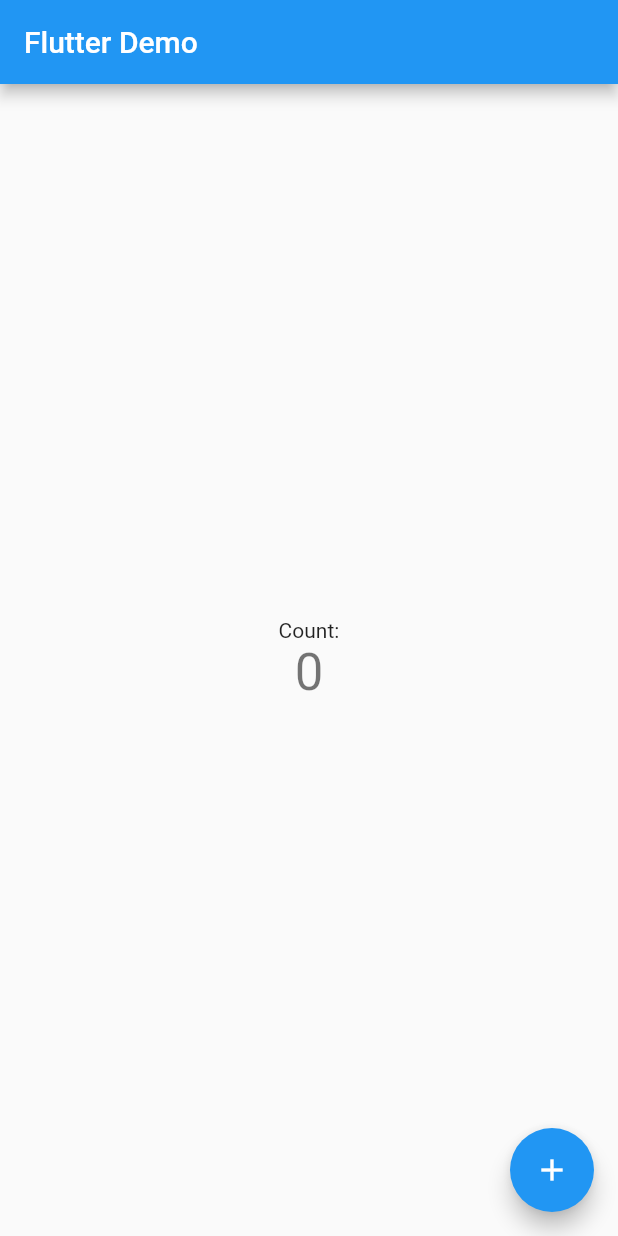
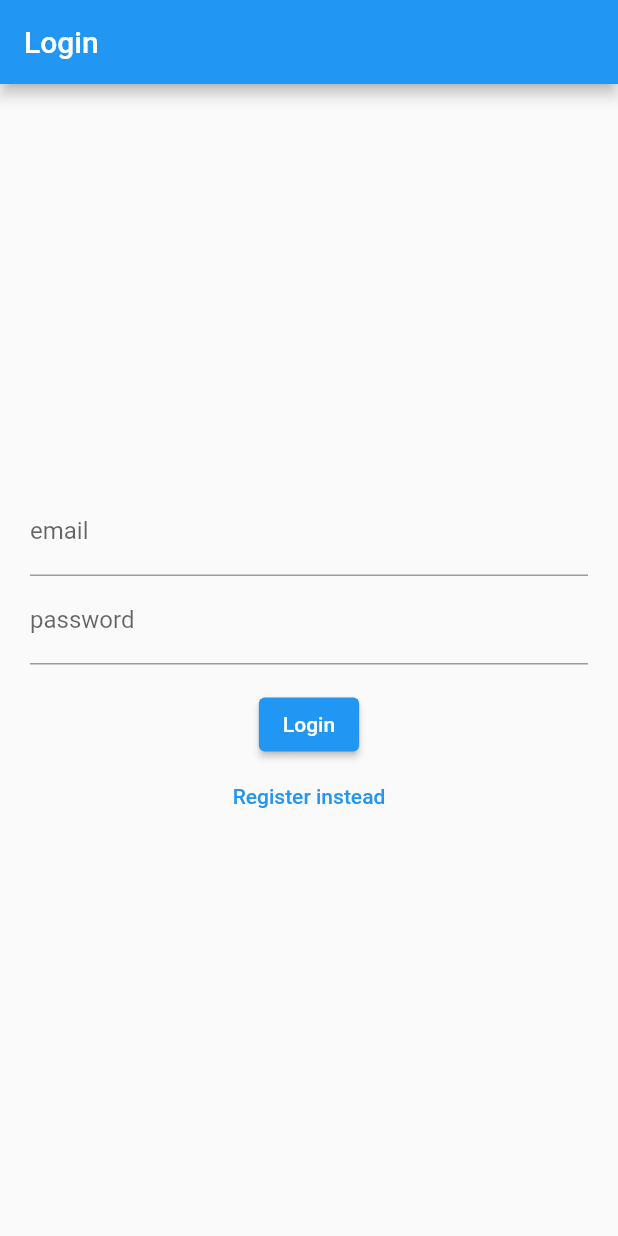
Before and after one commit to robinsonmax/FlutterCICD, a Flutter app: the screen it shows after launch, on a phone screen of 412 x 824 dp. Run offline on Flutter 3.47's test engine with Material 2 defaults, Android fonts, the light colour scheme and no system bars; our stand-ins replace cloud_firestore, firebase_auth, firebase_core; accounts and stored records are empty.

Commit message:
🔑 basic example of email/password sign in

```diff
--- /dev/null
+++ b/lib/auth.dart
@@ -0,0 +1,29 @@
+import 'package:firebase_auth/firebase_auth.dart';
+
+class Auth {
+  final FirebaseAuth _firebaseAuth = FirebaseAuth.instance;
+
+  User? get currentUser => _firebaseAuth.currentUser;
+
+  Stream<User?> get authStateChanges => _firebaseAuth.authStateChanges();
+
+  Future<void> signInWithEmailAndPassword({
+    required String email,
+    required String password,
+  }) async {
+    await _firebaseAuth.signInWithEmailAndPassword(
+        email: email, password: password);
+  }
+
+  Future<void> createUserWithEmailAndPassword({
+    required String email,
+    required String password,
+  }) async {
+    await _firebaseAuth.createUserWithEmailAndPassword(
+        email: email, password: password);
+  }
+
+  Future<void> signOut() async {
+    await _firebaseAuth.signOut();
+  }
+}
--- a/lib/main.dart
+++ b/lib/main.dart
@@ -1,8 +1,9 @@
 import 'package:flutter/material.dart';
 import 'package:firebase_core/firebase_core.dart';
+import 'package:flutter_cicd_testing/pages/loading_page.dart';
+import 'package:flutter_cicd_testing/routers/auth_router.dart';
 
-import 'errorPage.dart';
-import 'homePage.dart';
+import 'pages/error_page.dart';
 
 Future<void> main() async {
   WidgetsFlutterBinding.ensureInitialized();
@@ -31,11 +32,9 @@
               details: snapshot.error.toString(),
             );
           } else if (snapshot.hasData) {
-            return const MyHomePage(title: 'Flutter Demo');
+            return const AuthRouter();
           } else {
-            return const Center(
-              child: CircularProgressIndicator(),
-            );
+            return const LoadingPage();
           }
         },
       ),
--- /dev/null
+++ b/lib/pages/login_register_page.dart
@@ -0,0 +1,96 @@
+import 'package:firebase_auth/firebase_auth.dart';
+import 'package:flutter/material.dart';
+
+import '../auth.dart';
+
+class LoginPage extends StatefulWidget {
+  const LoginPage({super.key});
+
+  @override
+  State<StatefulWidget> createState() => _LoginPageState();
+}
+
+class _LoginPageState extends State<LoginPage> {
+  String? errorMessage;
+  bool isLogin = true;
+
+  final TextEditingController _controllerEmail = TextEditingController();
+  final TextEditingController _controllerPassword = TextEditingController();
+
+  Future<void> signInWithEmailAndPassword() async {
+    try {
+      await Auth().signInWithEmailAndPassword(
+          email: _controllerEmail.text, password: _controllerPassword.text);
+    } on FirebaseAuthException catch (e) {
+      setState(() {
+        errorMessage = e.message;
+      });
+    }
+  }
+
+  Future<void> createUserWithEmailAndPassword() async {
+    try {
+      await Auth().createUserWithEmailAndPassword(
+          email: _controllerEmail.text, password: _controllerPassword.text);
+    } on FirebaseAuthException catch (e) {
+      setState(() {
+        errorMessage = e.message;
+      });
+    }
+  }
+
+  Widget _entryField(String title, TextEditingController controller) {
+    return TextField(
+      controller: controller,
+      decoration: InputDecoration(labelText: title),
+    );
+  }
+
+  Widget _errorMessage() {
+    return Text(errorMessage == null ? '' : errorMessage.toString());
+  }
+
+  Widget _submitButton() {
+    return ElevatedButton(
+        onPressed: isLogin
+            ? signInWithEmailAndPassword
+            : createUserWithEmailAndPassword,
+        child: Text(isLogin ? 'Login' : 'Register'));
+  }
+
+  Widget _loginOrRegisterButton() {
+    return TextButton(
+      onPressed: () {
+        setState(() {
+          isLogin = !isLogin;
+        });
+      },
+      child: Text(isLogin ? 'Register instead' : 'Login instead'),
+    );
+  }
+
+  @override
+  Widget build(BuildContext context) {
+    return Scaffold(
+      appBar: AppBar(
+        title: Text(isLogin ? 'Login' : 'Register'),
+      ),
+      body: Container(
+        width: double.infinity,
+        height: double.infinity,
+        padding: const EdgeInsets.all(20),
+        child: Column(
+          crossAxisAlignment: CrossAxisAlignment.center,
+          mainAxisAlignment: MainAxisAlignment.center,
+          children: [
+            _entryField('email', _controllerEmail),
+            _entryField('password', _controllerPassword),
+            _errorMessage(),
+            _submitButton(),
+            _loginOrRegisterButton(),
+          ],
+        ),
+      ),
+    );
+  }
+}
--- /dev/null
+++ b/lib/routers/auth_router.dart
@@ -0,0 +1,49 @@
+import 'package:flutter/foundation.dart';
+import 'package:flutter/material.dart';
+import 'package:flutter_cicd_testing/pages/error_page.dart';
+import 'package:flutter_cicd_testing/pages/home_page.dart';
+import 'package:flutter_cicd_testing/pages/loading_page.dart';
+import 'package:flutter_cicd_testing/pages/login_register_page.dart';
+import 'package:flutter_cicd_testing/pages/verify_email_page.dart';
+
+import '../auth.dart';
+
+class AuthRouter extends StatefulWidget {
+  const AuthRouter({super.key});
+
+  @override
+  State<AuthRouter> createState() => _AuthRouterState();
+}
+
+class _AuthRouterState extends State<AuthRouter> {
+  @override
+  Widget build(BuildContext context) {
+    return StreamBuilder(
+      stream: Auth().authStateChanges,
+      builder: (context, snapshot) {
+        if (snapshot.connectionState == ConnectionState.waiting) {
+          return const LoadingPage();
+        }
+        if (snapshot.hasData) {
+          if (kDebugMode) {
+            print("Auth Snapshot Data:");
+            print(snapshot.data.toString());
+          }
+          if (snapshot.data!.emailVerified) {
+            return const MyHomePage(title: 'Flutter Demo');
+          } else if (Auth().currentUser != null) {
+            return const VerifyEmailPage();
+          } else {
+            return const ErrorPage(
+              issue: 'Couldn\'t find user',
+              details:
+                  'When authenticating the user, snapshot data was provided, but the currentuser was null.',
+            );
+          }
+        } else {
+          return const LoginPage();
+        }
+      },
+    );
+  }
+}
```
Also changed, not shown: lib/pages/home_page.dart (renamed from lib/homePage.dart, +17 -2 lines), lib/pages/loading_page.dart (added, +19 -0 lines), lib/pages/verify_email_page.dart (added, +45 -0 lines), lib/pages/error_page.dart (renamed from lib/errorPage.dart), 2 other files.
